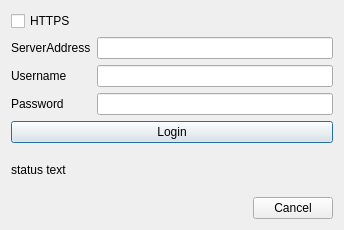
Old version of the form ui/login-dialog.ui in the repository haiwen/seafile-client.
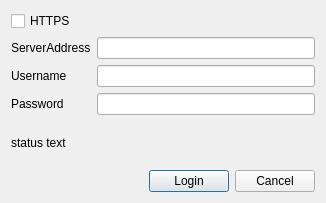
New version of the form.

Commit message: use form layout in login dialog

Patch:
```diff
--- a/ui/login-dialog.ui
+++ b/ui/login-dialog.ui
@@ -6,8 +6,8 @@
    <rect>
     <x>0</x>
     <y>0</y>
-    <width>344</width>
-    <height>230</height>
+    <width>326</width>
+    <height>203</height>
    </rect>
   </property>
   <property name="windowTitle">
@@ -15,42 +15,49 @@
   </property>
   <layout class="QVBoxLayout" name="verticalLayout">
    <item>
-    <widget class="QCheckBox" name="mHttpsCheckBox">
-     <property name="text">
-      <string>HTTPS</string>
-     </property>
-    </widget>
-   </item>
-   <item>
-    <layout class="QGridLayout" name="gridLayout">
+    <layout class="QFormLayout" name="formLayout">
      <item row="0" column="0">
+      <widget class="QCheckBox" name="mHttpsCheckBox">
+       <property name="text">
+        <string>HTTPS</string>
+       </property>
+      </widget>
+     </item>
+     <item row="1" column="0">
       <widget class="QLabel" name="serverUrl">
        <property name="text">
         <string>ServerAddress</string>
        </property>
       </widget>
      </item>
-     <item row="0" column="1">
-      <widget class="QLineEdit" name="mServerAddr"/>
+     <item row="1" column="1">
+      <widget class="QLineEdit" name="mServerAddr">
+       <property name="sizePolicy">
+        <sizepolicy hsizetype="Minimum" vsizetype="Fixed">
+         <horstretch>0</horstretch>
+         <verstretch>0</verstretch>
+        </sizepolicy>
+       </property>
+      </widget>
      </item>
-     <item row="1" column="0">
+     <item row="2" column="0">
       <widget class="QLabel" name="label_2">
        <property name="text">
         <string>Username</string>
        </property>
       </widget>
      </item>
-     <item row="1" column="1">
+     <item row="2" column="1">
       <widget class="QLineEdit" name="mUsername"/>
      </item>
-     <item row="2" column="0">
+     <item row="3" column="0">
       <widget class="QLabel" name="label_3">
        <property name="text">
         <string>Password</string>
        </property>
       </widget>
      </item>
-     <item row="2" column="1">
+     <item row="3" column="1">
       <widget class="QLineEdit" name="mPassword">
        <property name="echoMode">
         <enum>QLineEdit::Password</enum>
@@ -59,13 +66,6 @@
      </item>
     </layout>
    </item>
-   <item>
-    <widget class="QPushButton" name="mSubmitBtn">
-     <property name="text">
-      <string>Login</string>
-     </property>
-    </widget>
-   </item>
    <item>
     <widget class="QLabel" name="mStatusText">
      <property name="enabled">
@@ -77,14 +77,35 @@
     </widget>
    </item>
    <item>
-    <widget class="QDialogButtonBox" name="buttonBox">
-     <property name="orientation">
-      <enum>Qt::Horizontal</enum>
-     </property>
-     <property name="standardButtons">
-      <set>QDialogButtonBox::Cancel</set>
-     </property>
-    </widget>
+    <layout class="QHBoxLayout" name="horizontalLayout">
+     <item>
+      <spacer name="horizontalSpacer">
+       <property name="orientation">
+        <enum>Qt::Horizontal</enum>
+       </property>
+       <property name="sizeHint" stdset="0">
+        <size>
+         <width>40</width>
+         <height>20</height>
+        </size>
+       </property>
+      </spacer>
+     </item>
+     <item>
+      <widget class="QPushButton" name="mSubmitBtn">
+       <property name="text">
+        <string>Login</string>
+       </property>
+      </widget>
+     </item>
+     <item>
+      <widget class="QPushButton" name="pushButton">
+       <property name="text">
+        <string>Cancel</string>
+       </property>
+      </widget>
+     </item>
+    </layout>
    </item>
   </layout>
  </widget>
```
Left out of the diff: 28 changed lines with no effect on the pictures. The commit also changes 3 other files.
